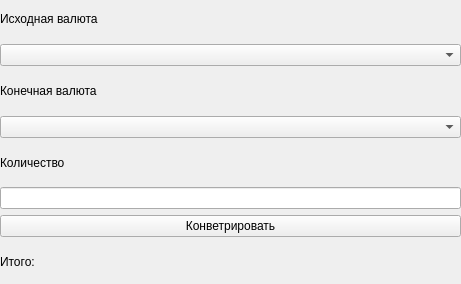
This is converter.ui in ITheLestI/Python as Qt 5 draws it before an edit. The edited form follows.
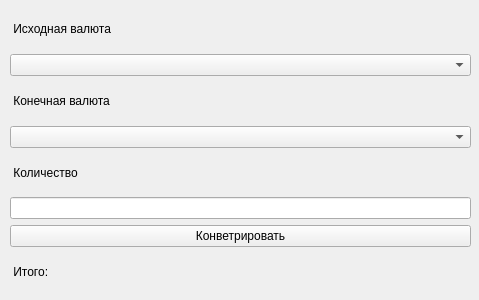
This is the edited form.

```diff
--- a/converter.ui
+++ b/converter.ui
@@ -6,8 +6,8 @@
    <rect>
     <x>0</x>
     <y>0</y>
-    <width>461</width>
-    <height>284</height>
+    <width>479</width>
+    <height>300</height>
    </rect>
   </property>
   <property name="windowTitle">
@@ -17,8 +17,8 @@
    <widget class="QWidget" name="verticalLayoutWidget">
     <property name="geometry">
      <rect>
-      <x>0</x>
-      <y>0</y>
+      <x>10</x>
+      <y>10</y>
       <width>461</width>
       <height>281</height>
      </rect>
@@ -27,7 +27,7 @@
      <item>
       <widget class="QLabel" name="label">
        <property name="text">
-        <string>Исходная валюта</string>
+        <string> Исходная валюта</string>
        </property>
       </widget>
      </item>
@@ -37,7 +37,7 @@
      <item>
       <widget class="QLabel" name="label_3">
        <property name="text">
-        <string>Конечная валюта</string>
+        <string> Конечная валюта</string>
        </property>
       </widget>
      </item>
@@ -47,7 +47,7 @@
      <item>
       <widget class="QLabel" name="label_2">
        <property name="text">
-        <string>Количество</string>
+        <string> Количество</string>
        </property>
       </widget>
      </item>
@@ -64,7 +64,7 @@
      <item>
       <widget class="QLabel" name="total">
        <property name="text">
-        <string>Итого: </string>
+        <string> Итого: </string>
        </property>
       </widget>
      </item>
```
